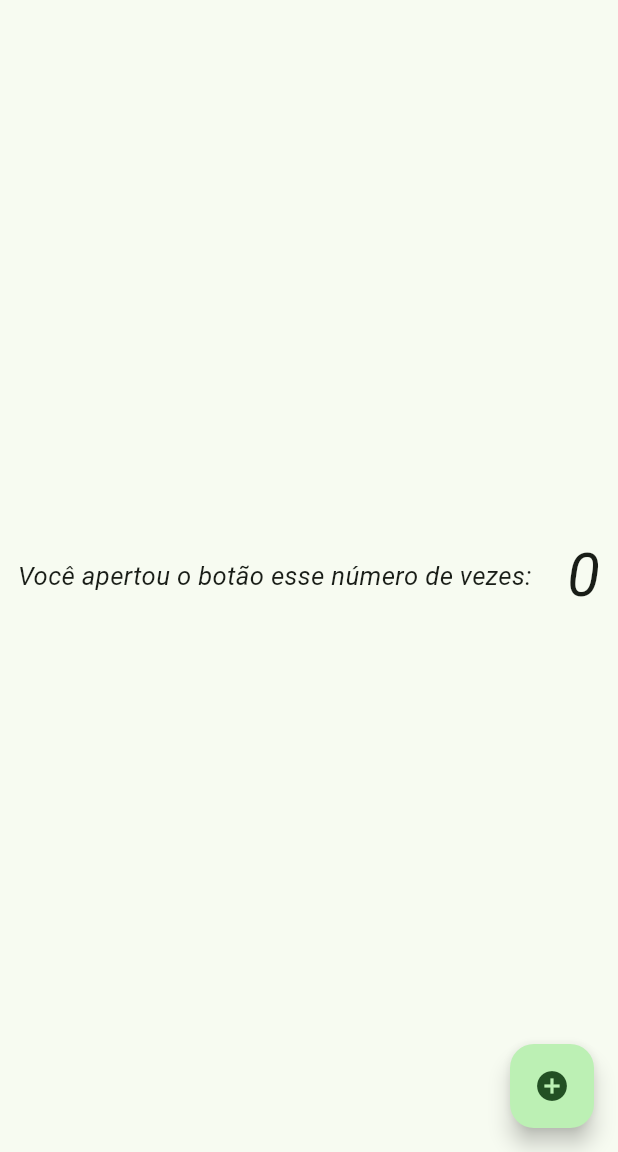
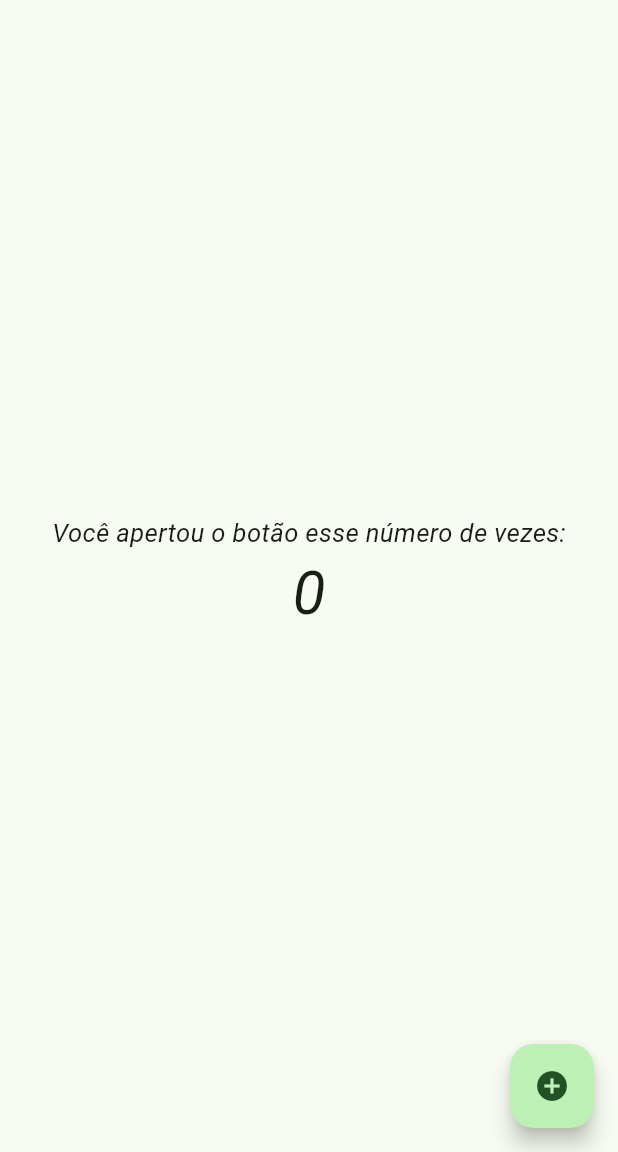
Before and after one commit to queirozmat/contador_dartmode, a Flutter app: the screen it shows after launch, on a phone screen of 412 x 824 dp, the part 84-1236 px from its top. Run offline on Flutter 3.47's test engine with Material 3 defaults, Android fonts, the phone set to English and light mode, and no system bars.

Commit message:
style: :art: revert  de layout e alinhamento
Voltamos a estilo de row para column e o alinhamento de space around para center.

```diff
--- a/lib/main.dart
+++ b/lib/main.dart
@@ -91,7 +91,7 @@
       body: Center(
         // Center is a layout widget. It takes a single child and positions it
         // in the middle of the parent.
-        child: Row(
+        child: Column(
           // Column is also a layout widget. It takes a list of children and
           // arranges them vertically. By default, it sizes itself to fit its
           // children horizontally, and tries to be as tall as its parent.
@@ -105,7 +105,7 @@
           // TRY THIS: Invoke "debug painting" (choose the "Toggle Debug Paint"
           // action in the IDE, or press "p" in the console), to see the
           // wireframe for each widget.
-          mainAxisAlignment: MainAxisAlignment.spaceAround,
+          mainAxisAlignment: MainAxisAlignment.center,
           children: <Widget>[
             const Text(
               'Você apertou o botão esse número de vezes:',
```
